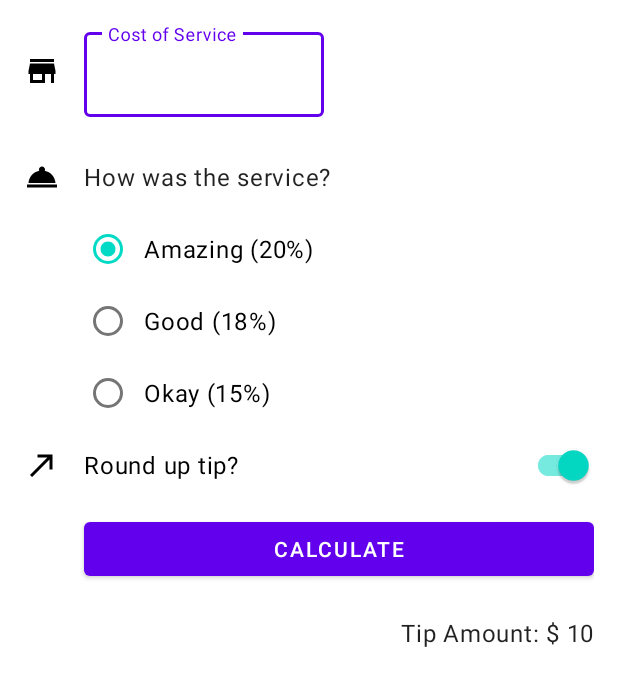
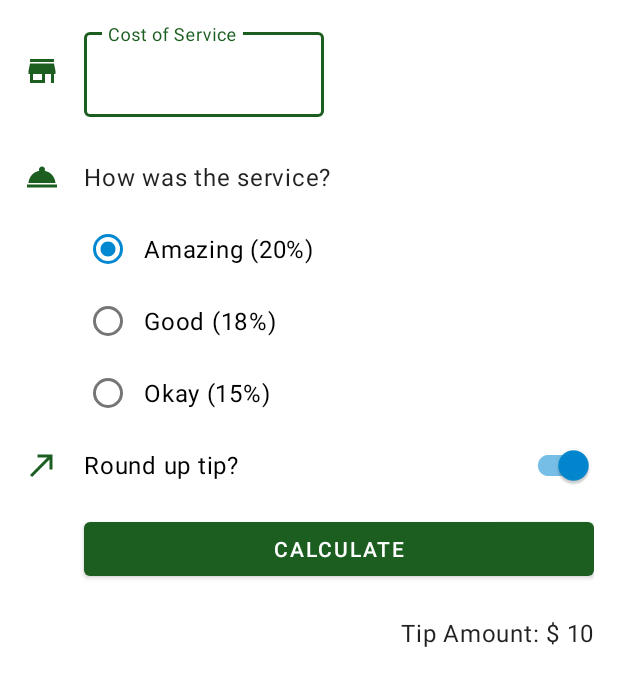
Before and after one commit to NaturalBug/tip-time, an Android app: the layout activity_main.xml on its own in the app's theme, with its tools: preview values and no code run, on a phone screen of 412 x 824 dp. Shown: the top 686 px of the screen. Run offline under Robolectric (Android 15) with nearby library versions, the phone set to English and light mode, and no system bars.

Commit message:
feat: change icon color

```diff
--- a/app/src/main/res/drawable/ic_round_up.xml
+++ b/app/src/main/res/drawable/ic_round_up.xml
@@ -1,5 +1,11 @@
-<vector android:autoMirrored="true" android:height="24dp"
-    android:tint="#000000" android:viewportHeight="24"
-    android:viewportWidth="24" android:width="24dp" xmlns:android="http://schemas.android.com/apk/res/android">
-    <path android:fillColor="@android:color/white" android:pathData="M9,5v2h6.59L4,18.59 5.41,20 17,8.41V15h2V5z"/>
+<vector xmlns:android="http://schemas.android.com/apk/res/android"
+    android:width="24dp"
+    android:height="24dp"
+    android:autoMirrored="true"
+    android:tint="?attr/colorPrimary"
+    android:viewportWidth="24"
+    android:viewportHeight="24">
+    <path
+        android:fillColor="@android:color/white"
+        android:pathData="M9,5v2h6.59L4,18.59 5.41,20 17,8.41V15h2V5z" />
 </vector>
--- a/app/src/main/res/drawable/ic_service.xml
+++ b/app/src/main/res/drawable/ic_service.xml
@@ -1,5 +1,10 @@
-<vector android:height="24dp" android:tint="#000000"
-    android:viewportHeight="24" android:viewportWidth="24"
-    android:width="24dp" xmlns:android="http://schemas.android.com/apk/res/android">
-    <path android:fillColor="@android:color/white" android:pathData="M2,17h20v2L2,19zM13.84,7.79c0.1,-0.24 0.16,-0.51 0.16,-0.79 0,-1.1 -0.9,-2 -2,-2s-2,0.9 -2,2c0,0.28 0.06,0.55 0.16,0.79C6.25,8.6 3.27,11.93 3,16h18c-0.27,-4.07 -3.25,-7.4 -7.16,-8.21z"/>
+<vector xmlns:android="http://schemas.android.com/apk/res/android"
+    android:width="24dp"
+    android:height="24dp"
+    android:tint="?attr/colorPrimary"
+    android:viewportWidth="24"
+    android:viewportHeight="24">
+    <path
+        android:fillColor="@android:color/white"
+        android:pathData="M2,17h20v2L2,19zM13.84,7.79c0.1,-0.24 0.16,-0.51 0.16,-0.79 0,-1.1 -0.9,-2 -2,-2s-2,0.9 -2,2c0,0.28 0.06,0.55 0.16,0.79C6.25,8.6 3.27,11.93 3,16h18c-0.27,-4.07 -3.25,-7.4 -7.16,-8.21z" />
 </vector>
--- a/app/src/main/res/drawable/ic_store.xml
+++ b/app/src/main/res/drawable/ic_store.xml
@@ -1,5 +1,10 @@
-<vector android:height="24dp" android:tint="#000000"
-    android:viewportHeight="24" android:viewportWidth="24"
-    android:width="24dp" xmlns:android="http://schemas.android.com/apk/res/android">
-    <path android:fillColor="@android:color/white" android:pathData="M20,4L4,4v2h16L20,4zM21,14v-2l-1,-5L4,7l-1,5v2h1v6h10v-6h4v6h2v-6h1zM12,18L6,18v-4h6v4z"/>
+<vector xmlns:android="http://schemas.android.com/apk/res/android"
+    android:width="24dp"
+    android:height="24dp"
+    android:tint="?attr/colorPrimary"
+    android:viewportWidth="24"
+    android:viewportHeight="24">
+    <path
+        android:fillColor="@android:color/white"
+        android:pathData="M20,4L4,4v2h16L20,4zM21,14v-2l-1,-5L4,7l-1,5v2h1v6h10v-6h4v6h2v-6h1zM12,18L6,18v-4h6v4z" />
 </vector>
--- a/app/src/main/res/values-night/themes.xml
+++ b/app/src/main/res/values-night/themes.xml
@@ -2,12 +2,12 @@
     <!-- Base application theme. -->
     <style name="Theme.TipTime" parent="Theme.MaterialComponents.DayNight.DarkActionBar">
         <!-- Primary brand color. -->
-        <item name="colorPrimary">@color/purple_200</item>
-        <item name="colorPrimaryVariant">@color/purple_700</item>
+        <item name="colorPrimary">@color/green_light</item>
+        <item name="colorPrimaryVariant">@color/green</item>
         <item name="colorOnPrimary">@color/black</item>
         <!-- Secondary brand color. -->
-        <item name="colorSecondary">@color/teal_200</item>
-        <item name="colorSecondaryVariant">@color/teal_200</item>
+        <item name="colorSecondary">@color/blue_light</item>
+        <item name="colorSecondaryVariant">@color/blue</item>
         <item name="colorOnSecondary">@color/black</item>
         <!-- Status bar color. -->
         <item name="android:statusBarColor" tools:targetApi="l">?attr/colorPrimaryVariant</item>
--- a/app/src/main/res/values/colors.xml
+++ b/app/src/main/res/values/colors.xml
@@ -1,10 +1,11 @@
 <?xml version="1.0" encoding="utf-8"?>
 <resources>
-    <color name="purple_200">#FFBB86FC</color>
-    <color name="purple_500">#FF6200EE</color>
-    <color name="purple_700">#FF3700B3</color>
-    <color name="teal_200">#FF03DAC5</color>
-    <color name="teal_700">#FF018786</color>
     <color name="black">#FF000000</color>
     <color name="white">#FFFFFFFF</color>
+    <color name="green">#1B5E20</color>
+    <color name="green_dark">#003300</color>
+    <color name="green_light">#A5D6A7</color>
+    <color name="blue">#0288D1</color>
+    <color name="blue_dark">#005B9F</color>
+    <color name="blue_light">#81D4FA</color>
 </resources>
--- a/app/src/main/res/values/themes.xml
+++ b/app/src/main/res/values/themes.xml
@@ -2,12 +2,12 @@
     <!-- Base application theme. -->
     <style name="Theme.TipTime" parent="Theme.MaterialComponents.DayNight.DarkActionBar">
         <!-- Primary brand color. -->
-        <item name="colorPrimary">@color/purple_500</item>
-        <item name="colorPrimaryVariant">@color/purple_700</item>
+        <item name="colorPrimary">@color/green</item>
+        <item name="colorPrimaryVariant">@color/green_dark</item>
         <item name="colorOnPrimary">@color/white</item>
         <!-- Secondary brand color. -->
-        <item name="colorSecondary">@color/teal_200</item>
-        <item name="colorSecondaryVariant">@color/teal_700</item>
+        <item name="colorSecondary">@color/blue</item>
+        <item name="colorSecondaryVariant">@color/blue_dark</item>
         <item name="colorOnSecondary">@color/black</item>
         <!-- Status bar color. -->
         <item name="android:statusBarColor" tools:targetApi="l">?attr/colorPrimaryVariant</item>
```
